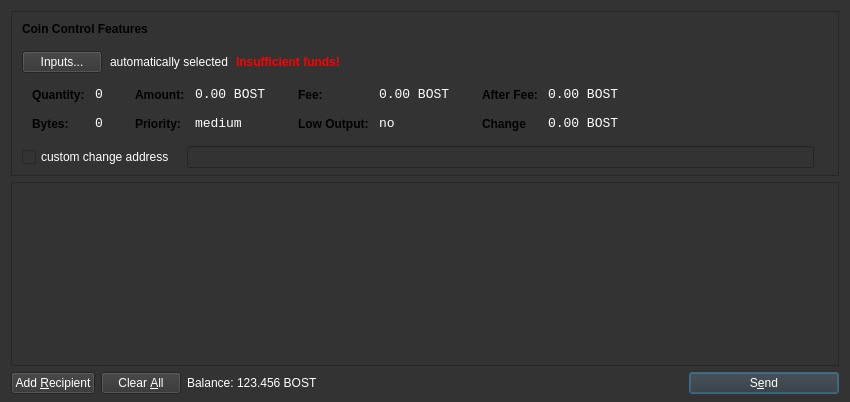
Above: src/qt/forms/sendcoinsdialog.ui from mammix2/boostcoin-core before the change. Below: the same form after it.
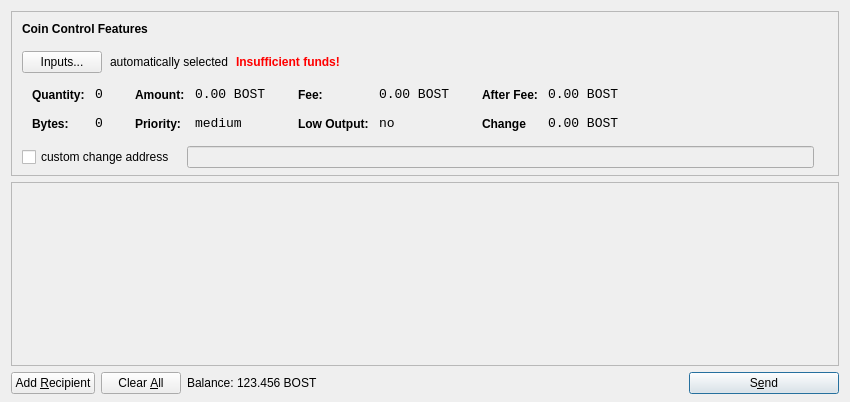
That is the form after the change. Icons and pictures are not drawn.

Diff of the .ui file:
```diff
--- a/src/qt/forms/sendcoinsdialog.ui
+++ b/src/qt/forms/sendcoinsdialog.ui
@@ -10,400 +10,9 @@
     <height>402</height>
    </rect>
   </property>
-  <property name="palette">
-   <palette>
-    <active>
-     <colorrole role="WindowText">
-      <brush brushstyle="SolidPattern">
-       <color alpha="255">
-        <red>255</red>
-        <green>255</green>
-        <blue>255</blue>
-       </color>
-      </brush>
-     </colorrole>
-     <colorrole role="Button">
-      <brush brushstyle="SolidPattern">
-       <color alpha="255">
-        <red>51</red>
-        <green>51</green>
-        <blue>51</blue>
-       </color>
-      </brush>
-     </colorrole>
-     <colorrole role="Text">
-      <brush brushstyle="SolidPattern">
-       <color alpha="255">
-        <red>255</red>
-        <green>255</green>
-        <blue>255</blue>
-       </color>
-      </brush>
-     </colorrole>
-     <colorrole role="ButtonText">
-      <brush brushstyle="SolidPattern">
-       <color alpha="255">
-        <red>255</red>
-        <green>255</green>
-        <blue>255</blue>
-       </color>
-      </brush>
-     </colorrole>
-     <colorrole role="Base">
-      <brush brushstyle="SolidPattern">
-       <color alpha="255">
-        <red>51</red>
-        <green>51</green>
-        <blue>51</blue>
-       </color>
-      </brush>
-     </colorrole>
-     <colorrole role="Window">
-      <brush brushstyle="SolidPattern">
-       <color alpha="255">
-        <red>51</red>
-        <green>51</green>
-        <blue>51</blue>
-       </color>
-      </brush>
-     </colorrole>
-    </active>
-    <inactive>
-     <colorrole role="WindowText">
-      <brush brushstyle="SolidPattern">
-       <color alpha="255">
-        <red>255</red>
-        <green>255</green>
-        <blue>255</blue>
-       </color>
-      </brush>
-     </colorrole>
-     <colorrole role="Button">
-      <brush brushstyle="SolidPattern">
-       <color alpha="255">
-        <red>51</red>
-        <green>51</green>
-        <blue>51</blue>
-       </color>
-      </brush>
-     </colorrole>
-     <colorrole role="Text">
-      <brush brushstyle="SolidPattern">
-       <color alpha="255">
-        <red>255</red>
-        <green>255</green>
-        <blue>255</blue>
-       </color>
-      </brush>
-     </colorrole>
-     <colorrole role="ButtonText">
-      <brush brushstyle="SolidPattern">
-       <color alpha="255">
-        <red>255</red>
-        <green>255</green>
-        <blue>255</blue>
-       </color>
-      </brush>
-     </colorrole>
-     <colorrole role="Base">
-      <brush brushstyle="SolidPattern">
-       <color alpha="255">
-        <red>51</red>
-        <green>51</green>
-        <blue>51</blue>
-       </color>
-      </brush>
-     </colorrole>
-     <colorrole role="Window">
-      <brush brushstyle="SolidPattern">
-       <color alpha="255">
-        <red>51</red>
-        <green>51</green>
-        <blue>51</blue>
-       </color>
-      </brush>
-     </colorrole>
-    </inactive>
-    <disabled>
-     <colorrole role="WindowText">
-      <brush brushstyle="SolidPattern">
-       <color alpha="255">
-        <red>255</red>
-        <green>255</green>
-        <blue>255</blue>
-       </color>
-      </brush>
-     </colorrole>
-     <colorrole role="Button">
-      <brush brushstyle="SolidPattern">
-       <color alpha="255">
-        <red>51</red>
-        <green>51</green>
-        <blue>51</blue>
-       </color>
-      </brush>
-     </colorrole>
-     <colorrole role="Text">
-      <brush brushstyle="SolidPattern">
-       <color alpha="255">
-        <red>255</red>
-        <green>255</green>
-        <blue>255</blue>
-       </color>
-      </brush>
-     </colorrole>
-     <colorrole role="ButtonText">
-      <brush brushstyle="SolidPattern">
-       <color alpha="255">
-        <red>255</red>
-        <green>255</green>
-        <blue>255</blue>
-       </color>
-      </brush>
-     </colorrole>
-     <colorrole role="Base">
-      <brush brushstyle="SolidPattern">
-       <color alpha="255">
-        <red>51</red>
-        <green>51</green>
-        <blue>51</blue>
-       </color>
-      </brush>
-     </colorrole>
-     <colorrole role="Window">
-      <brush brushstyle="SolidPattern">
-       <color alpha="255">
-        <red>51</red>
-        <green>51</green>
-        <blue>51</blue>
-       </color>
-      </brush>
-     </colorrole>
-    </disabled>
-   </palette>
-  </property>
   <property name="windowTitle">
    <string>Send Coins</string>
   </property>
-  <property name="styleSheet">
-   <string notr="true">QProgressBar {
-        background-color: #333333;
-        border-radius: 6px;
-        text-align: center;
-        color: white;
-}
-
-QProgressBar::chunk {
-        background: QLinearGradient(x1: 0, y1: 0, x2: 1, y2: 0, stop: 0 #AEC6CF, stop: 1 #AEC6FF);
-        border-radius: 6px; margin: 0px;
-}
-
-QScrollArea {
-        border-radius: 6px;
-        border-width: 0;
-        border-style: none;
-        padding: 8px;
-        background-color: #111;
-        color: white;
-}
-
-QSpinBox {
-        border-radius: 4px;
-        border-width: 0;
-        border-style: none;
-        padding: 8px;
-        background-color: #111;
-        color: white;
-}
-
-QVBoxLayout {
-        border-radius: 6px;
-        border-width: 0;
-        border-style: none;
-        padding: 8px;
-        background-color: #111;
-        color: white;
-}
-
-QDialog, QMainWindow, QFrame {
-        color: white;
-        background-color: #333333;
-        border: none;
-}
-
-QMenu {
-        background-color: #333333; color: white;
-}
-
-QLabel {
-        background-color: transparent;
-}
-
-QCheckBox {
-        border-radius: 2px;
-        border-width: 0;
-        border-style: none;
-        padding: 3px;
-        background-color: #111;
-        color: white;
-}
-
-QFrame#central { background-color: #333333; border: none }
-QFrame#frame, QFrame#frame_2, QFrame#frame_3 {
-        background-color: #333333;
-        border-style: plain;
-        border-width: 20px;
-        border-radius: 15px;
-        border-color: #111;
-        min-width: 10em;
-        padding: 6px;
-}
-QLabel[openExternalLinks=true], QHeaderView { color: #aaaaaa }
-QLabel[openExternalLinks=false] { color: white; font-weight: normal }
-QPushButton, QToolButton {
-        border: 4px solid #111;
-        border-radius: 7px;
-        background-color: #111;
-        color: white;
-        padding: 6px;
-        margin: 6px;
-}
-QPushButton:pressed, QToolButton:checked {
-        color: #AEC6CF;
-}
-QPushButton:pressed, QToolButton:pressed {
-        border-color: #AEC6DF;
-        color: #AEC6DF;
-}
-QPushButton:disabled, QToolButton:disabled {
-        color: #444;
-        background-color: #222;
-}
-
-
-#scrollAreaWidgetContents QToolButton {
-        border-radius: 8px;
-        border-width: 0px;
-}
-
-/* the background-color is overridden to transparent for mac os x
-   due to the entire toolbar area not being drawable in a regular
-   QMainWindow
-*/
-QToolBar { background: #333333; border: 0px solid black; padding: 3px; }
-
-QToolBar::handle { image: url(handle.png); }
-QStatusBar { background: #333333; }
-QMenuBar { background: #333333; }
-QMenuBar::item { background: #333333; color: white; }
-
-#scrollAreaWidgetContents { background: #222 }
-#scrollAreaWidgetContents &gt; QFrame { background-color: #222; border-width: 0px; border-style: none; }
-
-QLineEdit {
-        border-radius: 6px;
-        border-width: 2px;
-        border-color: #222;
-        padding: 8px;
-        background-color: #111;
-        color: white;
-}
-
-QComboBox {
-        border-radius: 6px;
-        border-width: 0;
-        border-style: none;
-        padding: 8px;
-        background-color: #111;
-        color: white;
-}
-
-QComboBox::drop-down {
-        border-width: 0;
-        border-style: none;
-        background-color: #111;
-        color: white;
-}
-
-QTableView {
-        background: #111;
-        color: white;
-        border-style: none;
-        selection-background-color: #aaaaaa;
-    alternate-background-color: #222;
-        selection-color: #111;
-        border: 0px solid black;
-}
-
-QHeaderView { color: #aaaaaa; background-color: #111; background-image: none; }
-QHeaderView::section { color: #aaaaaa; background-color: #222; }
-QHeaderView::section:checked { background-color: #111; }
-
-QTabWidget {
-        background: #111;
-}
-
- QTabWidget::pane {
-     border-top: 2px solid #111;
-     border: 4px solid #111;
-     border-bottom-left-radius: 8px;
-     border-bottom-right-radius: 8px;
-     border-top-right-radius: 8px;
-        background: #111;
- }
-
- QTabWidget::tab-bar {
-     left: 5px; /* move to the right by 5px */
- }
-
- /* Style the tab using the tab sub-control. Note that
-     it reads QTabBar _not_ QTabWidget */
- QTabBar::tab {
-     background: #111;
-     border: 4px solid #222;
-     border-bottom-color: #111; /* same as the pane color */
-     border-top-left-radius: 4px;
-     border-top-right-radius: 4px;
-     min-width: 8ex;
-     padding: 4px;
-     color: #888;
- }
-
- QTabBar::tab:selected, QTabBar::tab:hover {
-     color: #aaaaaa
- }
-
- QTabBar::tab:selected {
-     border-color: #111; /* same as pane color */
-     border-top-color: #aaaaaa;
- }
-
- QTabBar::tab:!selected {
-     margin-top: 2px; /* make non-selected tabs look smaller */
- }
-
- /* make use of negative margins for overlapping tabs */
- QTabBar::tab:selected {
-     /* expand/overlap to the left and right by 4px */
-     margin-left: -4px;
-     margin-right: -4px;
- }
-
- QTabBar::tab:first:selected {
-     margin-left: 0; /* the first selected tab has nothing to overlap with on the left */
- }
-
- QTabBar::tab:last:selected {
-     margin-right: 0; /* the last selected tab has nothing to overlap with on the right */
- }
-
- QTabBar::tab:only-one {
-     margin: 0; /* if there is only one tab, we don't want overlapping margins */
- }
-
-
-</string>
-  </property>
   <layout class="QVBoxLayout" name="verticalLayout" stretch="0,1,0">
    <property name="bottomMargin">
     <number>8</number>
@@ -1025,8 +634,8 @@
        <rect>
         <x>0</x>
         <y>0</y>
-        <width>816</width>
-        <height>104</height>
+        <width>830</width>
+        <height>174</height>
        </rect>
       </property>
       <layout class="QVBoxLayout" name="verticalLayout_2">
```
